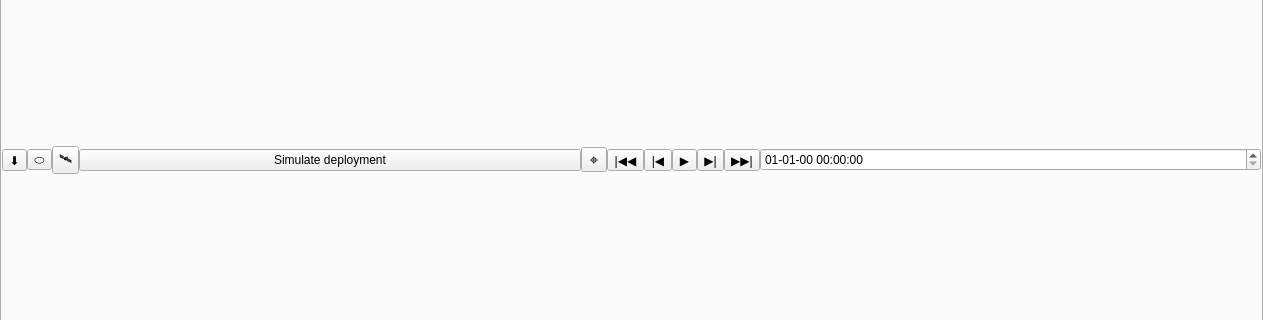
The window that pypredict/ui/main_window.ui (spel-uchile/Pypredict) describes before a commit, drawn with Qt 5; both pictures show x 0 to 1263 and y 207 to 527 of the 1263 by 713 pixel window.
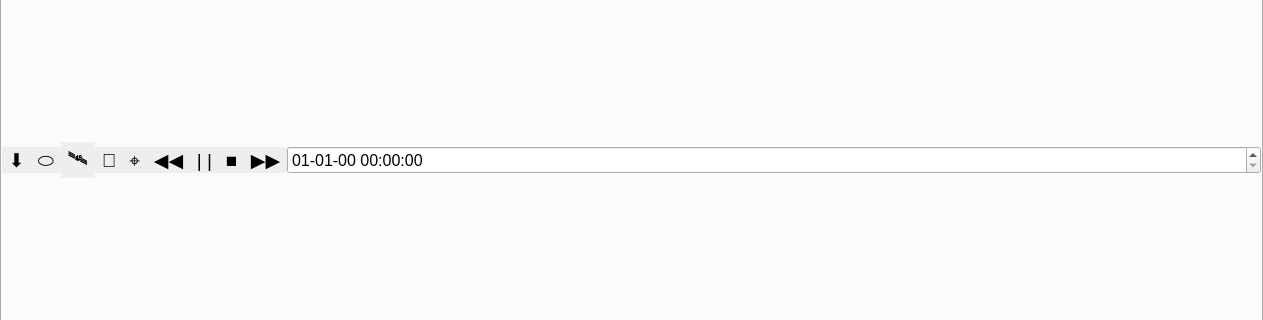
The same window after the commit.

Commit message: Added the posibility to fast forward and backard, time, resume and return to the current time. Changed the button's style to match the navigator toolbar appearence. Increased the icons' size. Updated the program's version.

```diff
--- a/pypredict/ui/main_window.ui
+++ b/pypredict/ui/main_window.ui
@@ -114,6 +114,27 @@
            </property>
            <item>
             <widget class="QToolButton" name="download_button">
+             <property name="font">
+              <font>
+               <pointsize>14</pointsize>
+              </font>
+             </property>
+             <property name="styleSheet">
+              <string notr="true">QToolButton {
+    border:none;
+	background-color: rgb(238, 238, 236);
+}
+
+QToolButton:hover {
+	border: 1px solid rgb(186, 189, 182);
+	background-color: rgb(255, 255, 255);
+}
+
+QToolButton:pressed {
+	border: 1px solid rgb(186, 189, 182);
+	background-color: rgb(211, 215, 207);
+}</string>
+             </property>
              <property name="text">
               <string>⬇</string>
              </property>
@@ -121,6 +142,27 @@
            </item>
            <item>
             <widget class="QToolButton" name="cov_button">
+             <property name="font">
+              <font>
+               <pointsize>14</pointsize>
+              </font>
+             </property>
+             <property name="styleSheet">
+              <string notr="true">QToolButton {
+    border:none;
+	background-color: rgb(238, 238, 236);
+}
+
+QToolButton:hover {
+	border: 1px solid rgb(186, 189, 182);
+	background-color: rgb(255, 255, 255);
+}
+
+QToolButton:pressed {
+	border: 1px solid rgb(186, 189, 182);
+	background-color: rgb(211, 215, 207);
+}</string>
+             </property>
              <property name="text">
               <string>⬭</string>
              </property>
@@ -128,20 +170,57 @@
            </item>
            <item>
             <widget class="QToolButton" name="sat_button">
+             <property name="font">
+              <font>
+               <pointsize>14</pointsize>
+              </font>
+             </property>
+             <property name="styleSheet">
+              <string notr="true">QToolButton {
+    border:none;
+	background-color: rgb(238, 238, 236);
+}
+
+QToolButton:hover {
+	border: 1px solid rgb(186, 189, 182);
+	background-color: rgb(255, 255, 255);
+}
+
+QToolButton:pressed {
+	border: 1px solid rgb(186, 189, 182);
+	background-color: rgb(211, 215, 207);
+}</string>
+             </property>
              <property name="text">
               <string>🛰</string>
              </property>
             </widget>
            </item>
            <item>
-            <widget class="QPushButton" name="dpl_button">
+            <widget class="QToolButton" name="dpl_button">
              <property name="font">
               <font>
-               <family>Ubuntu</family>
+               <pointsize>14</pointsize>
               </font>
              </property>
+             <property name="styleSheet">
+              <string notr="true">QToolButton {
+    border:none;
+	background-color: rgb(238, 238, 236);
+}
+
+QToolButton:hover {
+	border: 1px solid rgb(186, 189, 182);
+	background-color: rgb(255, 255, 255);
+}
+
+QToolButton:pressed {
+	border: 1px solid rgb(186, 189, 182);
+	background-color: rgb(211, 215, 207);
+}</string>
+             </property>
              <property name="text">
-              <string>Simulate deployment</string>
+              <string>🌠</string>
              </property>
             </widget>
            </item>
@@ -158,7 +237,7 @@
              </property>
              <property name="font">
               <font>
-               <pointsize>11</pointsize>
+               <pointsize>14</pointsize>
                <weight>50</weight>
                <bold>false</bold>
                <kerning>true</kerning>
@@ -170,43 +249,136 @@
              <property name="whatsThis">
               <string/>
              </property>
+             <property name="styleSheet">
+              <string notr="true">QToolButton {
+    border:none;
+	background-color: rgb(238, 238, 236);
+}
+
+QToolButton:hover {
+	border: 1px solid rgb(186, 189, 182);
+	background-color: rgb(255, 255, 255);
+}
+
+QToolButton:pressed {
+	border: 1px solid rgb(186, 189, 182);
+	background-color: rgb(211, 215, 207);
+}</string>
+             </property>
              <property name="text">
               <string>⌖</string>
              </property>
             </widget>
            </item>
            <item>
-            <widget class="QToolButton" name="prev_day">
-             <property name="text">
-              <string>|◀◀</string>
+            <widget class="QToolButton" name="backward">
+             <property name="font">
+              <font>
+               <pointsize>14</pointsize>
+              </font>
              </property>
-            </widget>
-           </item>
-           <item>
-            <widget class="QToolButton" name="prev_min">
+             <property name="styleSheet">
+              <string notr="true">QToolButton {
+    border:none;
+	background-color: rgb(238, 238, 236);
+}
+
+QToolButton:hover {
+	border: 1px solid rgb(186, 189, 182);
+	background-color: rgb(255, 255, 255);
+}
+
+QToolButton:pressed {
+	border: 1px solid rgb(186, 189, 182);
+	background-color: rgb(211, 215, 207);
+}</string>
+             </property>
              <property name="text">
-              <string>|◀</string>
+              <string>◀◀</string>
              </property>
             </widget>
            </item>
            <item>
             <widget class="QToolButton" name="play">
+             <property name="font">
+              <font>
+               <pointsize>14</pointsize>
+              </font>
+             </property>
+             <property name="styleSheet">
+              <string notr="true">QToolButton {
+    border:none;
+	background-color: rgb(238, 238, 236);
+}
+
+QToolButton:hover {
+	border: 1px solid rgb(186, 189, 182);
+	background-color: rgb(255, 255, 255);
+}
+
+QToolButton:pressed {
+	border: 1px solid rgb(186, 189, 182);
+	background-color: rgb(211, 215, 207);
+}</string>
+             </property>
              <property name="text">
-              <string>▶️</string>
+              <string>| |</string>
              </property>
             </widget>
            </item>
            <item>
-            <widget class="QToolButton" name="next_min">
+            <widget class="QToolButton" name="stop">
+             <property name="font">
+              <font>
+               <pointsize>14</pointsize>
+              </font>
+             </property>
+             <property name="styleSheet">
+              <string notr="true">QToolButton {
+    border:none;
+	background-color: rgb(238, 238, 236);
+}
+
+QToolButton:hover {
+	border: 1px solid rgb(186, 189, 182);
+	background-color: rgb(255, 255, 255);
+}
+
+QToolButton:pressed {
+	border: 1px solid rgb(186, 189, 182);
+	background-color: rgb(211, 215, 207);
+}</string>
+             </property>
              <property name="text">
-              <string>▶️|</string>
+              <string>■</string>
              </property>
             </widget>
            </item>
            <item>
-            <widget class="QToolButton" name="next_day">
+            <widget class="QToolButton" name="forward">
+             <property name="font">
+              <font>
+               <pointsize>14</pointsize>
+              </font>
+             </property>
+             <property name="styleSheet">
+              <string notr="true">QToolButton {
+    border:none;
+	background-color: rgb(238, 238, 236);
+}
+
+QToolButton:hover {
+	border: 1px solid rgb(186, 189, 182);
+	background-color: rgb(255, 255, 255);
+}
+
+QToolButton:pressed {
+	border: 1px solid rgb(186, 189, 182);
+	background-color: rgb(211, 215, 207);
+}</string>
+             </property>
              <property name="text">
-              <string>▶️▶️|</string>
+              <string>▶️▶️</string>
              </property>
             </widget>
            </item>
@@ -220,10 +392,15 @@
              </property>
              <property name="minimumSize">
               <size>
-               <width>145</width>
+               <width>155</width>
                <height>0</height>
               </size>
              </property>
+             <property name="font">
+              <font>
+               <pointsize>12</pointsize>
+              </font>
+             </property>
              <property name="displayFormat">
               <string>dd-MM-yy HH:mm:ss</string>
              </property>
```
The commit also changes 5 other files.
